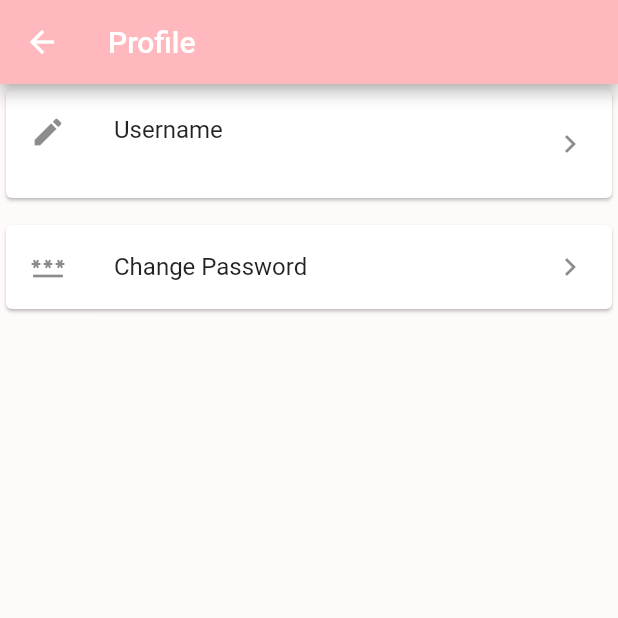
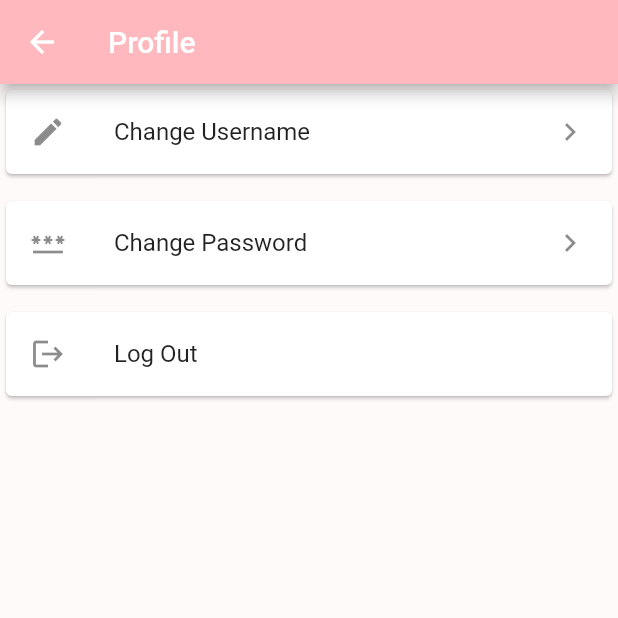
Before and after one commit to Kelpins/Mood-Tracker, a Flutter app: the Profile screen opened directly, on a phone screen of 412 x 824 dp, the top half of it. Run offline on Flutter 3.47's test engine with Material 2 defaults, Android fonts, the phone set to English and light mode, and no system bars; our stand-ins replace cloud_firestore, firebase_auth, firebase_core, fl_chart, flutter_heatmap_calendar, group_button and 2 more; accounts and stored records are empty.

Commit message:
update username, password finished & working

```diff
--- a/mood_tracker_app/lib/profile.dart
+++ b/mood_tracker_app/lib/profile.dart
@@ -1,6 +1,8 @@
 import 'package:flutter/material.dart';
 import 'package:firebase_auth/firebase_auth.dart';
 import 'package:cloud_firestore/cloud_firestore.dart';
+import 'package:mood_tracker_app/signin.dart';
+import 'package:persistent_bottom_nav_bar/persistent_tab_view.dart';
 import 'profilePages/username.dart';
 import 'profilePages/password.dart';
 
@@ -45,27 +47,22 @@ class ProfilePicture extends StatelessWidget {
 class AccountInfo extends StatelessWidget {
   @override
   Widget build(BuildContext context) {
+    void logOut() {
+      FirebaseAuth.instance.signOut();
+      //Navigator.pop(context);
+      PersistentNavBarNavigator.pushNewScreen(context,
+          screen: SignIn(), withNavBar: false);
+    }
+
     final User? user = FirebaseAuth.instance.currentUser;
     final String? userID = user?.uid;
 
     return Column(
       children: <Widget>[
         Card(
-          child: StreamBuilder<DocumentSnapshot>(
-            stream: FirebaseFirestore.instance
-                .collection('users')
-                .doc(userID)
-                .snapshots(),
-            builder: (BuildContext context,
-                AsyncSnapshot<DocumentSnapshot> snapshot) {
-              if (snapshot.hasData && snapshot.data?.exists == true) {
-                var userData = snapshot.data?.data() as Map<String, dynamic>;
-                var username = userData?['username'] as String?;
-
-                return ListTile(
+            child: ListTile(
           leading: Icon(Icons.create),
-                  title: Text('Username'),
-                  subtitle: Text(username ?? ''),
+          title: Text('Change Username'),
           trailing: Icon(Icons.chevron_right),
           onTap: () {
             Navigator.push(
@@ -73,24 +70,7 @@ class AccountInfo extends StatelessWidget {
               MaterialPageRoute(builder: (context) => Username()),
             );
           },
-                );
-              } else {
-                return ListTile(
-                  leading: Icon(Icons.create),
-                  title: Text('Username'),
-                  subtitle: Text('Loading...'),
-                  trailing: Icon(Icons.chevron_right),
-                  onTap: () {
-                    Navigator.push(
-                      context,
-                      MaterialPageRoute(builder: (context) => Username()),
-                    );
-                  },
-                );
-              }
-            },
-          ),
-        ),
+        )),
         SizedBox(height: 10),
         Card(
           child: ListTile(
@@ -105,6 +85,16 @@ class AccountInfo extends StatelessWidget {
             },
           ),
         ),
+        SizedBox(height: 10),
+        Card(
+          child: ListTile(
+            leading: Icon(Icons.logout),
+            title: Text('Log Out'),
+            onTap: () {
+              logOut();
+            },
+          ),
+        ),
       ],
     );
   }
```
Also changed, not shown: mood_tracker_app/lib/profilePages/username.dart (+35 -16 lines). Lines whose indentation alone changed are shown as unchanged.
